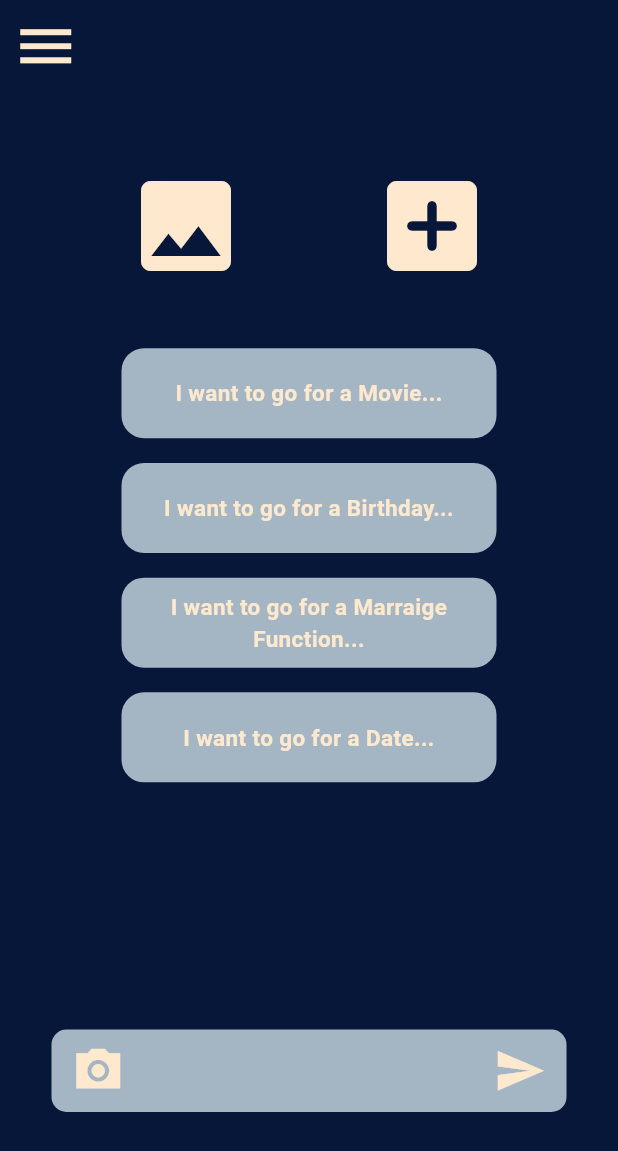
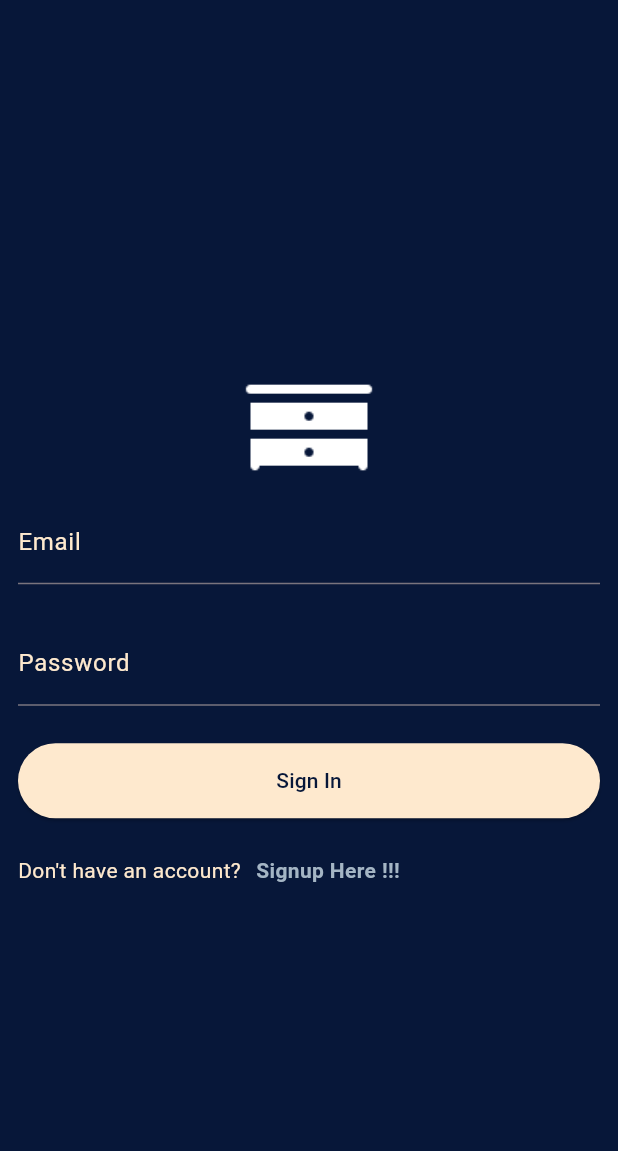
Before and after one commit to Mann6805/WhatRobe, a Flutter app: the screen it shows after launch, on a phone screen of 412 x 824 dp. Shown: the top 1151 px of the screen. Run offline on Flutter 3.47's test engine with Material 3 defaults, Android fonts, the light colour scheme and no system bars; our stand-ins replace camera, cloud_firestore, firebase_auth, firebase_core, firebase_storage, flutter_gemini and 2 more; accounts and stored records are empty.

Commit message:
Updated by Mann

```diff
--- /dev/null
+++ b/lib/loginscreen.dart
@@ -0,0 +1,132 @@
+import 'package:fashion_organiser/controllers/logincontroller.dart';
+import 'package:fashion_organiser/signupscreen.dart';
+import 'package:flutter/material.dart';
+
+class LoginScreen extends StatefulWidget {
+  const LoginScreen({super.key});
+
+  @override
+  State<LoginScreen> createState() => _LoginScreenState();
+}
+
+class _LoginScreenState extends State<LoginScreen> {
+
+  bool isLoading = false;
+  var userForm = GlobalKey<FormState>();
+  TextEditingController email = TextEditingController();
+  TextEditingController password = TextEditingController();
+
+  @override
+  Widget build(BuildContext context) {
+    return Scaffold(
+      backgroundColor: const Color(0XFF071739),
+      body:
+        Form(
+          key: userForm,
+          child: Padding(
+            padding: const EdgeInsets.all(12.0),
+            child: Column(
+              mainAxisAlignment: MainAxisAlignment.center,
+              children: [
+                const SizedBox(
+                  height: 100,
+                  width: 100,
+                  child: Image(image: AssetImage("assets/logo.png"))
+                ),
+                TextFormField(
+                  autovalidateMode: AutovalidateMode.onUserInteraction,
+                  controller: email,
+                  // ignore: body_might_complete_normally_nullable
+                  validator: (value){
+                    if(value==null || value.isEmpty){
+                      return "Email is required";
+                    }
+                  },
+                  style: TextStyle(color: Color(0XFFFEE9CE)),
+                  decoration: const InputDecoration(label: Text("Email", style: TextStyle(color: Color(0XFFFEE9CE)),)),
+                ),
+                const SizedBox(height: 25),
+                TextFormField(
+                  controller: password,
+                  autovalidateMode: AutovalidateMode.onUserInteraction,
+                  // ignore: body_might_complete_normally_nullable
+                  validator: (value){
+                    if(value==null || value.isEmpty){
+                      return "Password is required";
+                    }
+                  },
+                  obscureText: true,
+                  enableSuggestions: false,
+                  autocorrect: false,
+                  style: TextStyle(color: Color(0XFFFEE9CE)),
+                  decoration: const InputDecoration(label: Text("Password", style: TextStyle(color: Color(0XFFFEE9CE)),)),
+                ),
+                const SizedBox(height: 25),
+                Row(
+                  children: [
+                    Expanded(
+                      child: ElevatedButton(
+
+                        style: ElevatedButton.styleFrom(
+                          minimumSize: const Size(0, 50),
+                          backgroundColor: const Color(0XFFFEE9CE),
+                        ),
+                        onPressed: () async {
+
+                          if(userForm.currentState!.validate()){
+                            isLoading = true;
+                            setState(() {});
+                            // ignore: use_build_context_synchronously
+                            await LoginController.login(email: email.text, password: password.text, context: context);
+                            isLoading = false;
+                            setState(() {});
+                          }
+
+                        },
+                        child: isLoading ?
+                        const CircularProgressIndicator(
+                          color: Color(0XFF071739),
+                        ) :
+                        const Text(
+                          "Sign In",
+                          style: TextStyle(
+                            color: Color(0XFF071739)
+                          ),
+                        )
+                      ),
+                    ),
+                  ],
+                ),
+                const SizedBox(height: 25),
+                Row(
+                  children: [
+                    const Text("Don't have an account?", style: TextStyle(color: Color(0XFFFEE9CE)),),
+                    const SizedBox(width: 10,),
+                    InkWell(
+                      onTap: () {
+                        Navigator.push(
+                          context,
+                          MaterialPageRoute(
+                            builder: (context) {
+                              return const SignupScreen();
+                            }
+                          )
+                        );
+                      },
+                      child: const Text(
+                        "Signup Here !!!",
+                        style: TextStyle(
+                          color: Color(0XFFA4B5C4),
+                          fontWeight: FontWeight.bold
+                        ),
+                      ),
+                    )
+                  ],
+                ),
+            ],
+          )
+        ),
+      ),
+    );
+  }
+}
--- a/lib/main.dart
+++ b/lib/main.dart
@@ -1,29 +1,33 @@
-import 'package:fashion_organiser/firebase_options.dart';
-import 'package:fashion_organiser/homescreen.dart';
+import 'package:fashion_organiser/provider/userprovider.dart';
+import 'package:fashion_organiser/splashscreen.dart';
 import 'package:firebase_core/firebase_core.dart';
 import 'package:flutter/material.dart';
 import 'package:flutter_gemini/flutter_gemini.dart';
+import 'package:provider/provider.dart';
 
 void main() async {
   WidgetsFlutterBinding.ensureInitialized();
   await Firebase.initializeApp(
-    options: DefaultFirebaseOptions.currentPlatform
+
   );
   Gemini.init(apiKey: "AIzaSyBdITjGKPyfRX1yIMRBsnYVq8tbCWku97s");
-  runApp(const MyApp());
+  runApp(ChangeNotifierProvider(
+      create : (context) => UserProvider(),
+      child: const MyApp()
+    )
+  );
 }
 
 class MyApp extends StatelessWidget {
   const MyApp({super.key});
 
-  // This widget is the root of your application.
   @override
   Widget build(BuildContext context) {
-    return MaterialApp(
+    return const MaterialApp(
       debugShowCheckedModeBanner: false,
       title: 'FashionOrg',
       home: Scaffold(
-        body: Homescreen(image: null),
+        body: SplashScreen(),
       ),
     );
   }
--- a/pubspec.yaml
+++ b/pubspec.yaml
@@ -29,7 +29,9 @@ environment:
 # versions available, run `flutter pub outdated`.
 dependencies:
   camera: ^0.11.0+2
+  cloud_firestore: ^4.17.5
   cupertino_icons: ^1.0.6
+  firebase_auth: ^4.20.0
   firebase_core: ^2.24.2
   firebase_storage: ^11.6.0
   flutter:
@@ -39,6 +41,7 @@ dependencies:
   http: ^1.2.2
   image_picker: ^1.1.2
   permission_handler: ^11.3.1
+  provider: ^6.1.2
 
 dev_dependencies:
 
```
Also changed, not shown: lib/controllers/logincontroller.dart (added, +38 -0 lines), lib/controllers/signupcontroller.dart (added, +58 -0 lines), lib/homescreen.dart (+46 -32 lines), lib/libraryscreen.dart (+8 -6 lines), lib/provider/userprovider.dart (added, +25 -0 lines), lib/signupscreen.dart (added, +128 -0 lines), lib/splashscreen.dart (added, +71 -0 lines), assets/logo.png (added), pubspec.lock, 3 other files.
